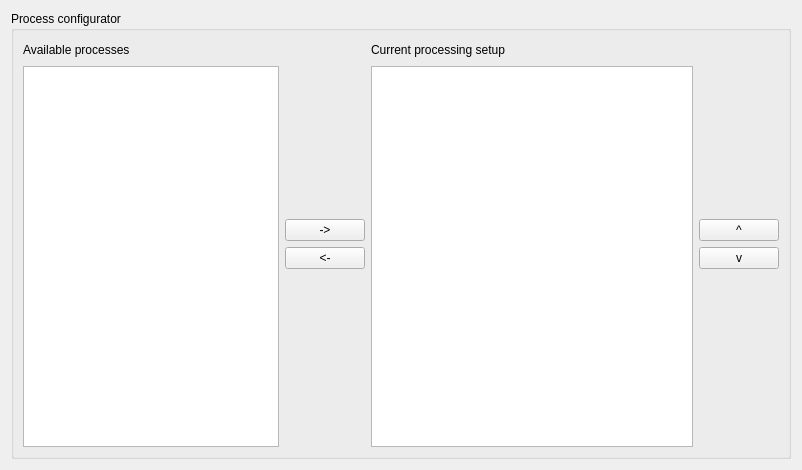
Above: src/CellSorter/gui/configurator.ui from mortbopet/RTOC before the change. Below: the same form after it.
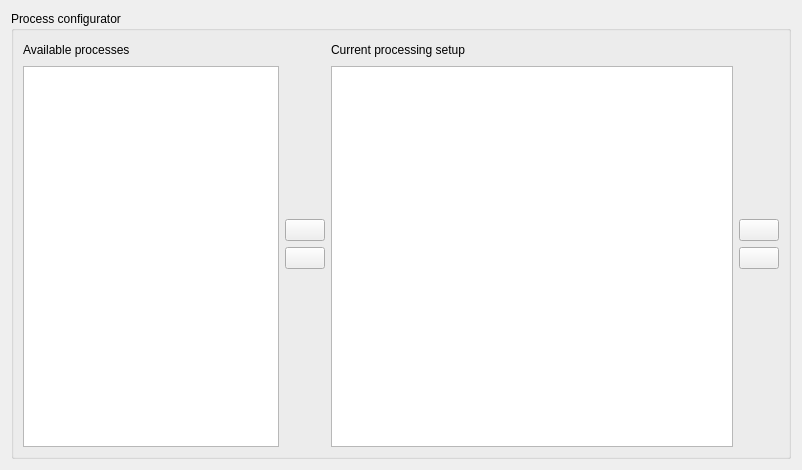
That is the form after the change.

Commit message: Add some pretty icons in Configurator

```diff
--- a/src/CellSorter/gui/configurator.ui
+++ b/src/CellSorter/gui/configurator.ui
@@ -82,14 +82,14 @@
           <item>
            <widget class="QPushButton" name="add">
             <property name="text">
-             <string>-&gt;</string>
+             <string/>
             </property>
            </widget>
           </item>
           <item>
            <widget class="QPushButton" name="remove">
             <property name="text">
-             <string>&lt;-</string>
+             <string/>
             </property>
            </widget>
           </item>
@@ -163,14 +163,14 @@
              </sizepolicy>
             </property>
             <property name="text">
-             <string>^</string>
+             <string/>
             </property>
            </widget>
           </item>
           <item>
            <widget class="QPushButton" name="down">
             <property name="text">
-             <string>v</string>
+             <string/>
             </property>
            </widget>
           </item>
```
The commit also changes 8 other files.
